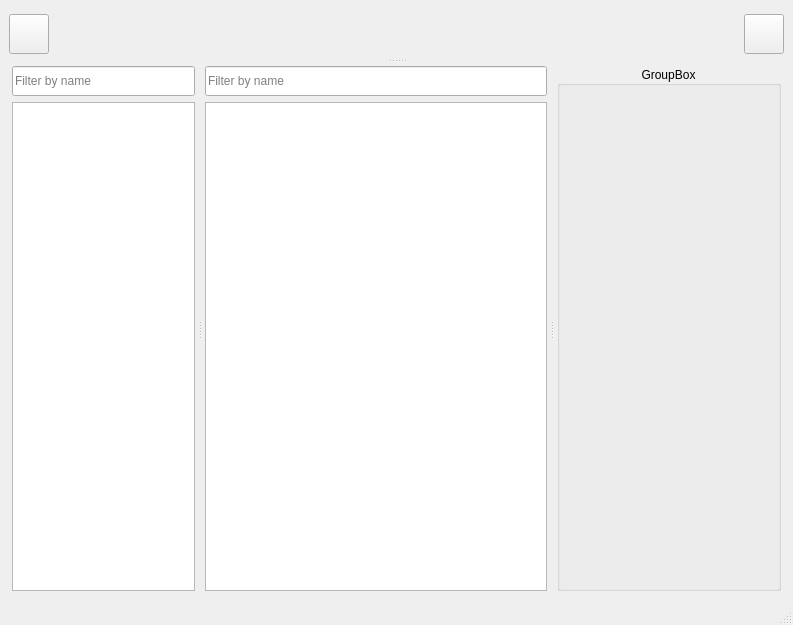
This is gaolib/ui/gaolib.ui in GaoShanPictures/GAOLIB as Qt 5 draws it before an edit. The edited form follows.
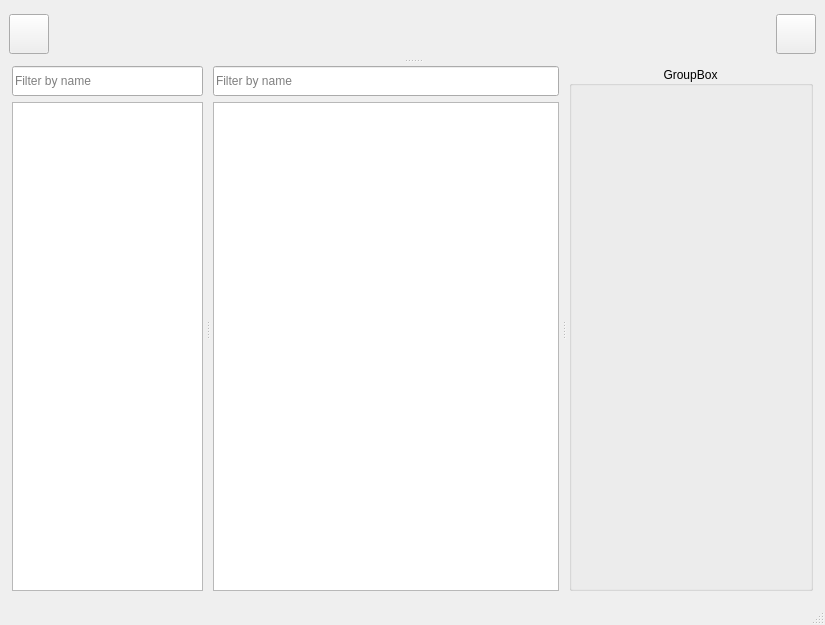
This is the edited form. Icons and pictures are not drawn.

```diff
--- a/gaolib/ui/gaolib.ui
+++ b/gaolib/ui/gaolib.ui
@@ -6,7 +6,7 @@
    <rect>
     <x>0</x>
     <y>0</y>
-    <width>793</width>
+    <width>825</width>
     <height>625</height>
    </rect>
   </property>
@@ -518,7 +518,7 @@
          </property>
          <property name="minimumSize">
           <size>
-           <width>230</width>
+           <width>250</width>
            <height>0</height>
           </size>
          </property>
```
Left out of the diff: 6 changed lines with no effect on the pictures.
